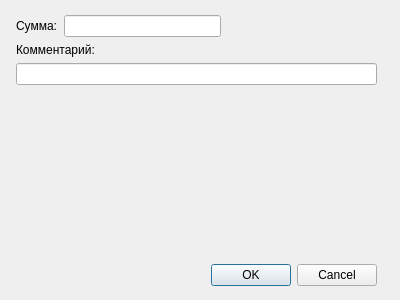
The window that src/ui/base/amountwidget.ui (sk-jame/android-finance-balance) describes before a commit, drawn with Qt 5.
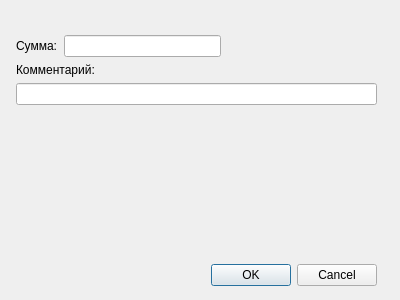
The same window after the commit.

```diff
--- a/src/ui/base/amountwidget.ui
+++ b/src/ui/base/amountwidget.ui
@@ -13,7 +13,7 @@
   <property name="windowTitle">
    <string>Form</string>
   </property>
-  <widget class="QWidget" name="">
+  <widget class="QWidget" name="layoutWidget">
    <property name="geometry">
     <rect>
      <x>11</x>
@@ -35,6 +35,13 @@
     <property name="bottomMargin">
      <number>5</number>
     </property>
+    <item>
+     <widget class="QLabel" name="label_main">
+      <property name="text">
+       <string/>
+      </property>
+     </widget>
+    </item>
     <item>
      <layout class="QHBoxLayout" name="horizontalLayout">
       <item>
```
